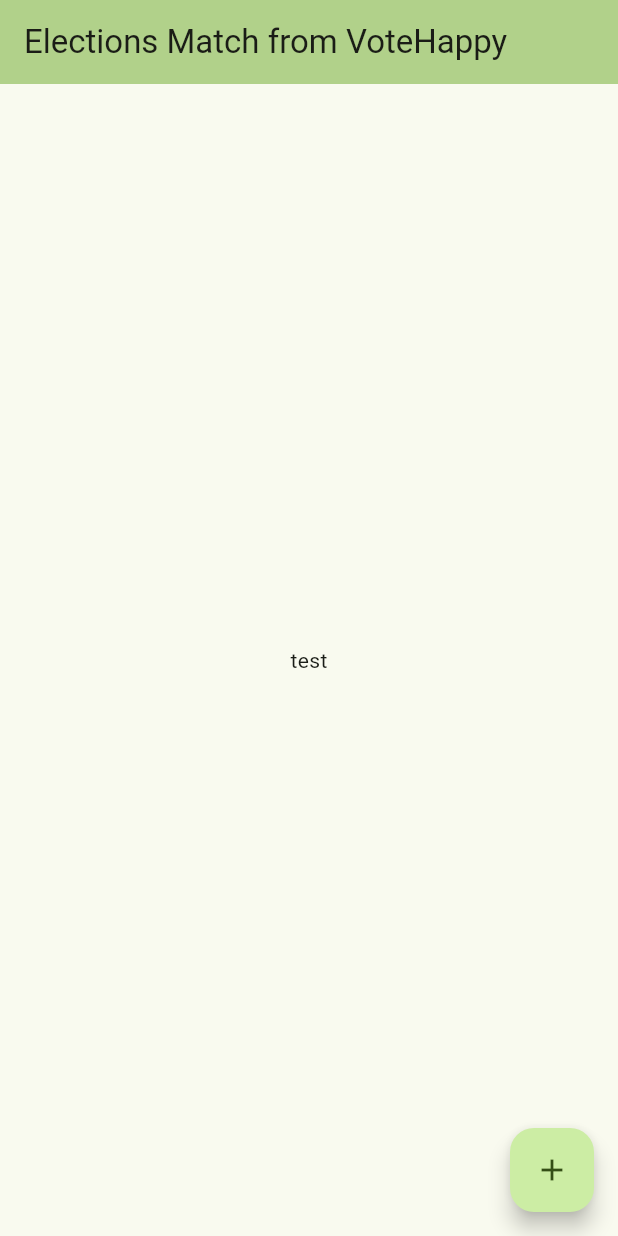
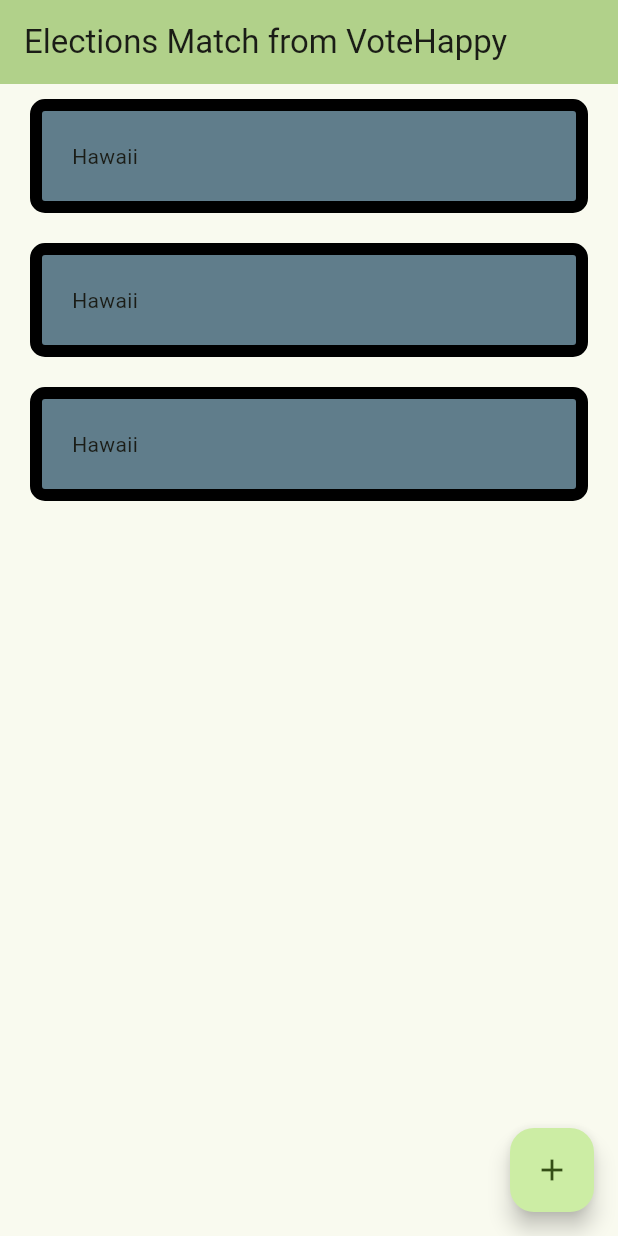
Before and after one commit to jirisemecky/elections_match, a Flutter app: the screen it shows after launch, on a phone screen of 412 x 824 dp. Run offline on Flutter 3.47's test engine with Material 3 defaults, Android fonts, the light colour scheme and no system bars.

Commit message:
Add basic selectors for elections.

```diff
--- a/lib/main.dart
+++ b/lib/main.dart
@@ -1,3 +1,4 @@
+import 'package:elections_match/widgets/election_item.dart';
 import 'package:flutter/material.dart';
 
 void main() {
@@ -73,13 +74,8 @@
         backgroundColor: Theme.of(context).colorScheme.inversePrimary,
         title: Text(widget.title),
       ),
-      body: const Center(
-        child: Column(
-          mainAxisAlignment: MainAxisAlignment.center,
-          children: <Widget>[
-            Text('test')
-          ],
-        ),
+      body: Center(
+        child: ListView.builder(itemCount: 3, itemBuilder: itemBuilder)
       ),
       floatingActionButton: FloatingActionButton(
         onPressed: _incrementCounter,
@@ -88,4 +84,14 @@
       ), // This trailing comma makes auto-formatting nicer for build methods.
     );
   }
+
+  Widget itemBuilder(BuildContext context, int index) {
+    return GestureDetector(child: MouseRegion(cursor: SystemMouseCursors.click,
+        child: ElectionItem("Hawaii")),
+    onTap: electionSelected(index));
+  }
+
+  electionSelected(int index) {
+
+  }
 }
--- /dev/null
+++ b/lib/widgets/election_item.dart
@@ -0,0 +1,16 @@
+import 'package:flutter/cupertino.dart';
+import 'package:flutter/material.dart';
+
+/// Class for displaying single election as an item of a list.
+class ElectionItem extends StatelessWidget {
+
+  String electionName;
+
+  @override
+  Widget build(BuildContext context) {
+    return Container(padding: const EdgeInsets.all(20), margin: EdgeInsets.symmetric(horizontal: 20, vertical: 10), child: Text(electionName),
+    decoration: BoxDecoration(color: Colors.blueGrey, border: Border.all(width: 8), borderRadius: BorderRadius.circular(10)),);
+  }
+
+  ElectionItem(this.electionName);
+}
```
